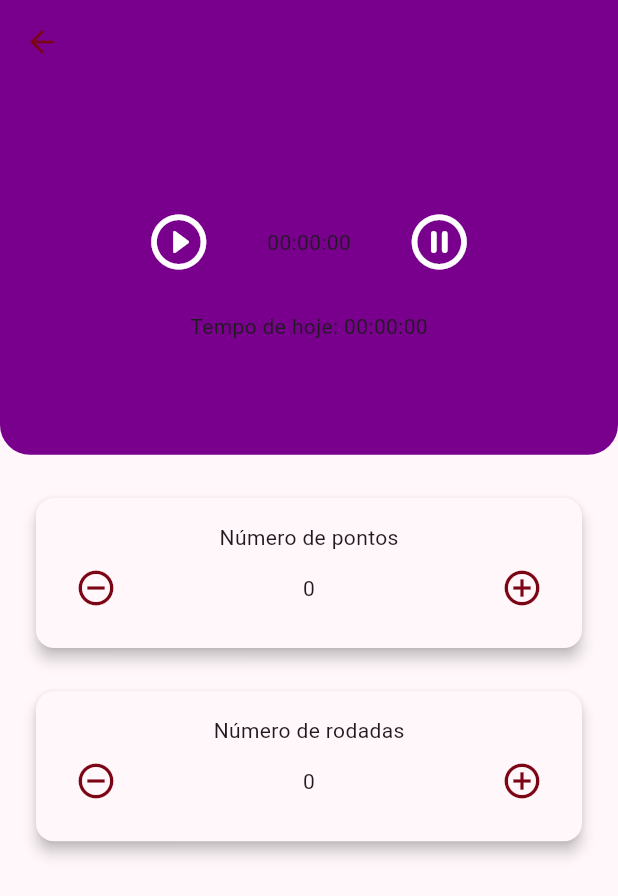
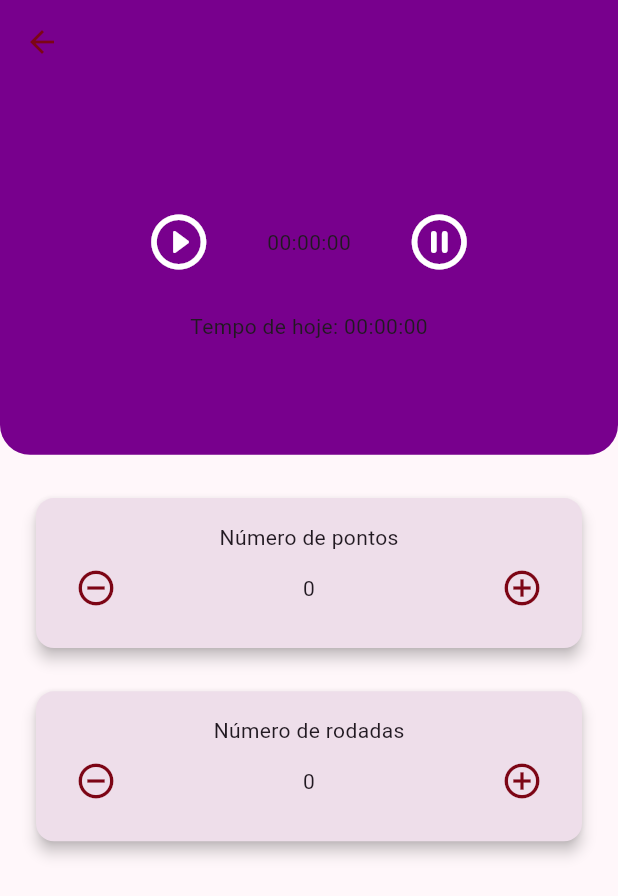
Before and after one commit to saycass/crochetime, a Flutter app: the TimerScreen screen opened directly, on a phone screen of 412 x 824 dp. Shown: the top 896 px of the screen. Run offline on Flutter 3.47's test engine with Material 3 defaults, Android fonts, the phone set to English and light mode, and no system bars; our stand-ins replace animate_do, go_router, google_fonts; network calls fail.

Commit message:
Fix warnings

```diff
--- a/lib/constants.dart
+++ b/lib/constants.dart
@@ -2,7 +2,9 @@ class AppRegex {
   const AppRegex._();
 
   static final RegExp emailRegex = RegExp(
-      r"^[a-zA-Z0-9.a-zA-Z0-9.!#$%&'*+-/=?^_`{|}~]+@[a-zA-Z0-9]+\.([a-zA-Z]{2,})+");
+    r"^[a-zA-Z0-9.a-zA-Z0-9.!#$%&'*+-/=?^_`{|}~]+@[a-zA-Z0-9]+\.([a-zA-Z]{2,})+",
+  );
   static final RegExp passwordRegex = RegExp(
-      r'^(?=.*[a-z])(?=.*[A-Z])(?=.*\d)(?=.*[@$#!%*?&_])[A-Za-z\d@#$!%*?&_].{7,}$');
+    r'^(?=.*[a-z])(?=.*[A-Z])(?=.*\d)(?=.*[@$#!%*?&_])[A-Za-z\d@#$!%*?&_].{7,}$',
+  );
 }
--- a/lib/ui/core/ui/round_container.dart
+++ b/lib/ui/core/ui/round_container.dart
@@ -19,16 +19,14 @@ class RoundContainer extends StatelessWidget {
     return Card(
       margin: const EdgeInsets.symmetric(horizontal: 24),
       elevation: 4,
-      color: Theme.of(context).colorScheme.surfaceVariant,
+      color: Theme.of(context).colorScheme.surfaceContainerHighest,
       child: Padding(
         padding: const EdgeInsets.all(16.0),
         child: Column(
-          crossAxisAlignment: CrossAxisAlignment.center,
           children: [
             Text(label),
             Row(
               mainAxisAlignment: MainAxisAlignment.spaceBetween,
-              crossAxisAlignment: CrossAxisAlignment.center,
               children: [
                 IconButton(
                   onPressed: onDecrement,
--- a/lib/ui/core/ui/stopwatch.dart
+++ b/lib/ui/core/ui/stopwatch.dart
@@ -106,7 +106,7 @@ class _StopWatchState extends State<StopWatch> {
                 height: MediaQuery.of(context).size.width * 0.04,
               ),
               Text(
-                "Tempo de hoje: $hours:$minutes:$seconds",
+                'Tempo de hoje: $hours:$minutes:$seconds',
               ),
             ],
           ),
--- a/lib/ui/explore/home/home_screen.dart
+++ b/lib/ui/explore/home/home_screen.dart
@@ -11,7 +11,7 @@ class HomeScreen extends StatelessWidget {
     return Scaffold(
       appBar: AppBar(
         title: const Text(
-          "Hora do Crochê ",
+          'Hora do Crochê ',
         ),
       ),
       body: RefreshIndicator(
@@ -20,7 +20,7 @@ class HomeScreen extends StatelessWidget {
           padding: const EdgeInsets.symmetric(horizontal: 16),
           itemCount: 6,
           itemBuilder: (BuildContext context, int index) {
-            var card = const CrochetPatternCard(
+            const card = CrochetPatternCard(
               title: 'Cachecol',
               description: 'Cachecol de crochê',
             );
```
Also changed, not shown: lib/routing/router.dart (+6 -3 lines).
